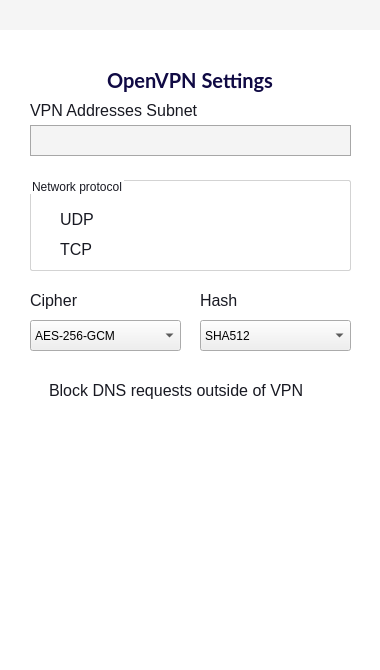
Old version of the form client/ui/mainwindow.ui in the repository amnezia-vpn/amnezia-client.
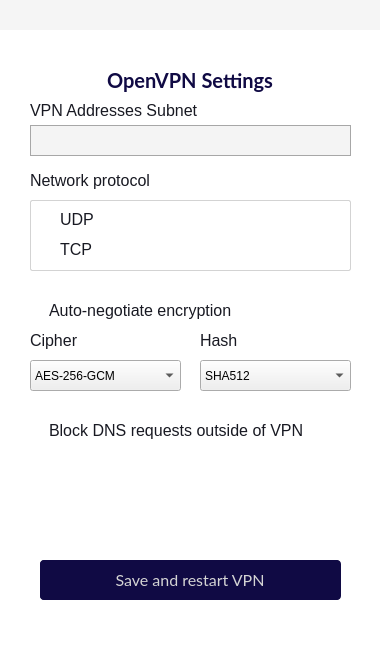
New version of the form. The open tabs and pages were chosen to show the change. Icons and pictures are not drawn. Custom widgets are drawn as their Qt base class.

```diff
--- a/client/ui/mainwindow.ui
+++ b/client/ui/mainwindow.ui
@@ -4551,67 +4551,11 @@
         <bool>true</bool>
        </property>
       </widget>
-      <widget class="QGroupBox" name="groupBox">
-       <property name="geometry">
-        <rect>
-         <x>30</x>
-         <y>150</y>
-         <width>321</width>
-         <height>91</height>
-        </rect>
-       </property>
-       <property name="styleSheet">
-        <string notr="true">QGroupBox{
-    border: 1px solid lightgray;
-    border-radius: 2px;
-    margin-top: 7ex; 
-}
-
-QGroupBox::title {
-	font-size: 16px;
-	font-style: normal;
-	font-weight: normal;
-    color: #181922;
-
-    subcontrol-origin: margin;
-    subcontrol-position: top left; 
-}</string>
-       </property>
-       <property name="title">
-        <string>Network protocol</string>
-       </property>
-       <widget class="QRadioButton" name="radioButton_proto_openvpn_udp">
-        <property name="geometry">
-         <rect>
-          <x>10</x>
-          <y>30</y>
-          <width>171</width>
-          <height>19</height>
-         </rect>
-        </property>
-        <property name="text">
-         <string>UDP</string>
-        </property>
-       </widget>
-       <widget class="QRadioButton" name="radioButton_proto_openvpn_tcp">
-        <property name="geometry">
-         <rect>
-          <x>10</x>
-          <y>60</y>
-          <width>171</width>
-          <height>19</height>
-         </rect>
-        </property>
-        <property name="text">
-         <string>TCP</string>
-        </property>
-       </widget>
-      </widget>
       <widget class="QComboBox" name="comboBox_proto_openvpn_cipher">
        <property name="geometry">
         <rect>
          <x>30</x>
-         <y>290</y>
+         <y>330</y>
          <width>151</width>
          <height>31</height>
         </rect>
@@ -4669,7 +4613,7 @@
        <property name="geometry">
         <rect>
          <x>30</x>
-         <y>260</y>
+         <y>300</y>
          <width>151</width>
          <height>21</height>
         </rect>
@@ -4685,7 +4629,7 @@
        <property name="geometry">
         <rect>
          <x>200</x>
-         <y>290</y>
+         <y>330</y>
          <width>151</width>
          <height>31</height>
         </rect>
@@ -4743,7 +4687,7 @@
        <property name="geometry">
         <rect>
          <x>200</x>
-         <y>260</y>
+         <y>300</y>
          <width>151</width>
          <height>21</height>
         </rect>
@@ -4759,7 +4703,7 @@
        <property name="geometry">
         <rect>
          <x>30</x>
-         <y>350</y>
+         <y>390</y>
          <width>321</width>
          <height>21</height>
         </rect>
@@ -4771,6 +4715,206 @@
         <bool>false</bool>
        </property>
       </widget>
+      <widget class="QPushButton" name="pushButton_proto_openvpn_save">
+       <property name="geometry">
+        <rect>
+         <x>40</x>
+         <y>530</y>
+         <width>300</width>
+         <height>40</height>
+        </rect>
+       </property>
+       <property name="cursor">
+        <cursorShape>PointingHandCursor</cursorShape>
+       </property>
+       <property name="styleSheet">
+        <string notr="true">QPushButton {
+color:rgb(212, 212, 212);
+border-radius: 4px;
+
+font-family: Lato;
+font-style: normal;
+font-weight: normal;
+font-size: 16px;
+line-height: 21px;
+
+background: #100A44;
+border-radius: 4px;
+}
+QPushButton:hover {
+background: #211966;
+}</string>
+       </property>
+       <property name="text">
+        <string>Save and restart VPN</string>
+       </property>
+      </widget>
+      <widget class="QLabel" name="label_100">
+       <property name="enabled">
+        <bool>true</bool>
+       </property>
+       <property name="geometry">
+        <rect>
+         <x>30</x>
+         <y>140</y>
+         <width>151</width>
+         <height>21</height>
+        </rect>
+       </property>
+       <property name="text">
+        <string>Network protocol</string>
+       </property>
+       <property name="wordWrap">
+        <bool>true</bool>
+       </property>
+      </widget>
+      <widget class="QFrame" name="frame_3">
+       <property name="geometry">
+        <rect>
+         <x>30</x>
+         <y>170</y>
+         <width>321</width>
+         <height>71</height>
+        </rect>
+       </property>
+       <property name="styleSheet">
+        <string notr="true">QFrame{
+    border: 1px solid lightgray;
+    border-radius: 2px;
+    margin-top: 0px; 
+}
+</string>
+       </property>
+       <property name="frameShape">
+        <enum>QFrame::StyledPanel</enum>
+       </property>
+       <property name="frameShadow">
+        <enum>QFrame::Raised</enum>
+       </property>
+       <widget class="QRadioButton" name="radioButton_proto_openvpn_tcp">
+        <property name="geometry">
+         <rect>
+          <x>10</x>
+          <y>40</y>
+          <width>171</width>
+          <height>19</height>
+         </rect>
+        </property>
+        <property name="text">
+         <string>TCP</string>
+        </property>
+       </widget>
+       <widget class="QRadioButton" name="radioButton_proto_openvpn_udp">
+        <property name="geometry">
+         <rect>
+          <x>10</x>
+          <y>10</y>
+          <width>171</width>
+          <height>19</height>
+         </rect>
+        </property>
+        <property name="text">
+         <string>UDP</string>
+        </property>
+       </widget>
+      </widget>
+      <widget class="QCheckBox" name="checkBox_proto_openvpn_auto_encryption">
+       <property name="geometry">
+        <rect>
+         <x>30</x>
+         <y>270</y>
+         <width>321</width>
+         <height>21</height>
+        </rect>
+       </property>
+       <property name="text">
+        <string>Auto-negotiate encryption</string>
+       </property>
+       <property name="checked">
+        <bool>false</bool>
+       </property>
+      </widget>
+      <widget class="QProgressBar" name="progressBar_proto_openvpn_reset">
+       <property name="geometry">
+        <rect>
+         <x>40</x>
+         <y>530</y>
+         <width>301</width>
+         <height>40</height>
+        </rect>
+       </property>
+       <property name="styleSheet">
+        <string notr="true">QProgressBar{
+color:rgb(212, 212, 212);
+border-radius: 4px;
+
+font-family: Lato;
+font-style: normal;
+font-weight: normal;
+font-size: 16px;
+line-height: 21px;
+
+background: #100A44;
+border-radius: 4px;
+}
+
+QProgressBar::chunk {
+background: rgba(255, 255, 255, 0.15);
+border-radius: 4px 0px 0px 4px;
+
+}
+</string>
+       </property>
+       <property name="value">
+        <number>24</number>
+       </property>
+       <property name="alignment">
+        <set>Qt::AlignCenter</set>
+       </property>
+       <property name="textVisible">
+        <bool>true</bool>
+       </property>
+       <property name="format">
+        <string>Configuring...</string>
+       </property>
+      </widget>
+      <widget class="QLabel" name="label_proto_openvpn_info">
+       <property name="enabled">
+        <bool>true</bool>
+       </property>
+       <property name="geometry">
+        <rect>
+         <x>40</x>
+         <y>570</y>
+         <width>301</width>
+         <height>41</height>
+        </rect>
+       </property>
+       <property name="text">
+        <string/>
+       </property>
+       <property name="alignment">
+        <set>Qt::AlignCenter</set>
+       </property>
+       <property name="wordWrap">
+        <bool>true</bool>
+       </property>
+      </widget>
+      <zorder>progressBar_proto_openvpn_reset</zorder>
+      <zorder>label_38</zorder>
+      <zorder>pushButton_back_from_openvpn_settings</zorder>
+      <zorder>lineEdit_proto_openvpn_subnet</zorder>
+      <zorder>label_98</zorder>
+      <zorder>comboBox_proto_openvpn_cipher</zorder>
+      <zorder>label_99</zorder>
+      <zorder>comboBox_proto_openvpn_hash</zorder>
+      <zorder>label_97</zorder>
+      <zorder>checkBox_proto_openvpn_block_dns</zorder>
+      <zorder>pushButton_proto_openvpn_save</zorder>
+      <zorder>label_100</zorder>
+      <zorder>frame_3</zorder>
+      <zorder>checkBox_proto_openvpn_auto_encryption</zorder>
+      <zorder>label_proto_openvpn_info</zorder>
      </widget>
      <widget class="QWidget" name="page_proto_shadowsocks">
       <widget class="QLabel" name="label_43">
```
Left out of the diff: 766 changed lines with no effect on the pictures.
